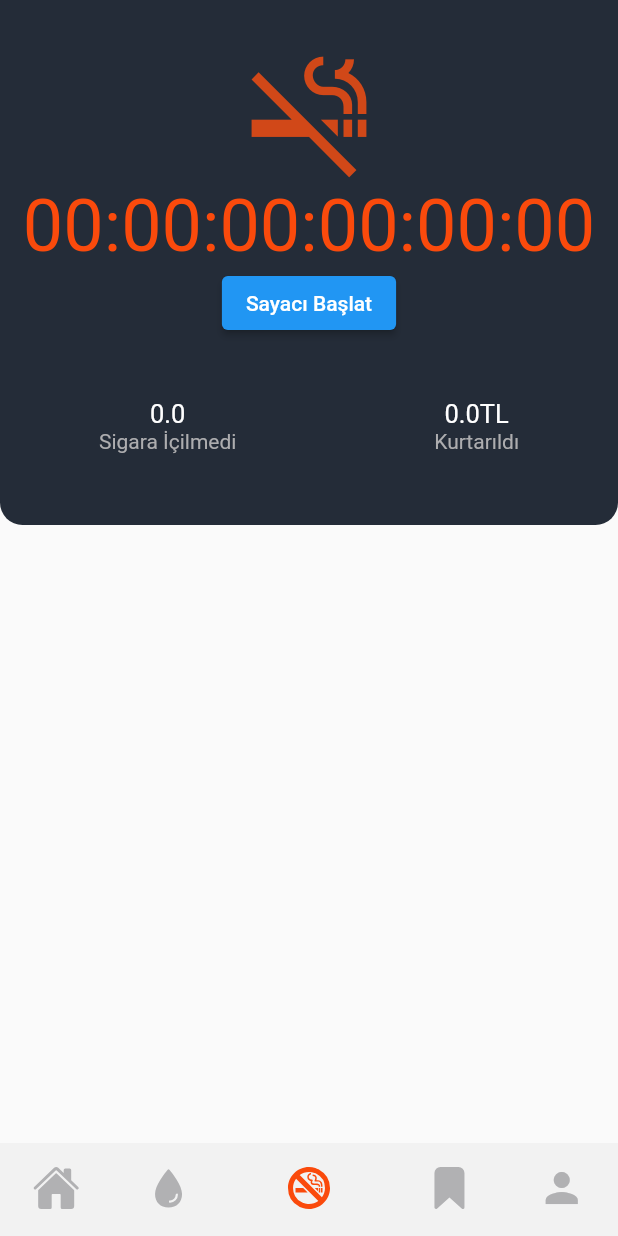
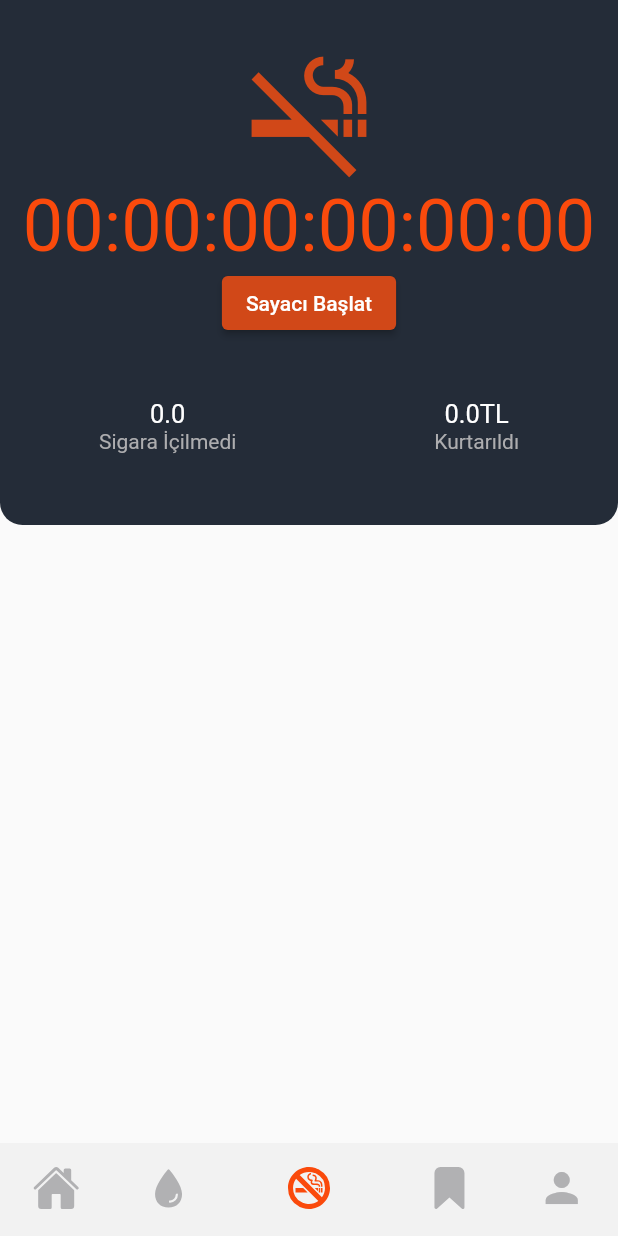
Before and after one commit to kizilcanali/be_healthy, a Flutter app: the screen it shows after launch, item 3 of the bottom bar chosen, on a phone screen of 412 x 824 dp. Run offline on Flutter 3.47's test engine with Material 2 defaults, Android fonts, the phone set to English and light mode, and no system bars; our stand-ins replace firebase_auth, firebase_core, flutter_icons, google_fonts, lottie, percent_indicator and 1 more; accounts and stored records are empty.

Commit message:
smoke page design fix

```diff
--- a/lib/Screens/consumption_summary.dart
+++ b/lib/Screens/consumption_summary.dart
@@ -58,8 +58,7 @@ class _MyStatefulWidgetState extends State<MyStatefulWidget> {
             sumOfNutritions.add(sumCarb);
             sumOfNutritions.add(sumFat);
           }
-          //print("Sum $sumOfNutritions");
-          //print("Normal Liste: $nutritionOfFoods");
+
           return sumOfNutritions;
         }
 
--- a/lib/Screens/home.dart
+++ b/lib/Screens/home.dart
@@ -55,9 +55,7 @@ class _HomeState extends State<Home> {
             Expanded(
               child: CustomTitleForMainPage(),
             ),
-            Expanded(
-              child: CustomSearchBar(),
-            ),
+
             //Category selection place.
             DefaultTabController(
               length: context.read<Store>().categories.length,
--- a/lib/widgets/home/food_list.dart
+++ b/lib/widgets/home/food_list.dart
@@ -12,7 +12,7 @@ class food_list extends StatelessWidget {
   @override
   Widget build(BuildContext context) {
     return Expanded(
-      flex: 4,
+      flex: 2,
       child: ListView.builder(
         physics: BouncingScrollPhysics(),
         padding: EdgeInsets.symmetric(horizontal: 30, vertical: 30),
--- a/lib/widgets/smokePage/customSmokePageTopContainer.dart
+++ b/lib/widgets/smokePage/customSmokePageTopContainer.dart
@@ -164,6 +164,10 @@ class _CustomSmokePageTopContainerState
             child: isClickedValue == 0 || isClickedValue == null
                 ? Text("Sayacı Başlat")
                 : Text("Sayacı Sıfırla"),
+            style: ButtonStyle(
+              backgroundColor:
+                  MaterialStateProperty.all<Color>(Color(0xFFD14818)),
+            ),
           ),
           SizedBox(
             height: 40,
```
Also changed, not shown: lib/widgets/food_detail/expandable_summary_card.dart (+5 -10 lines).
